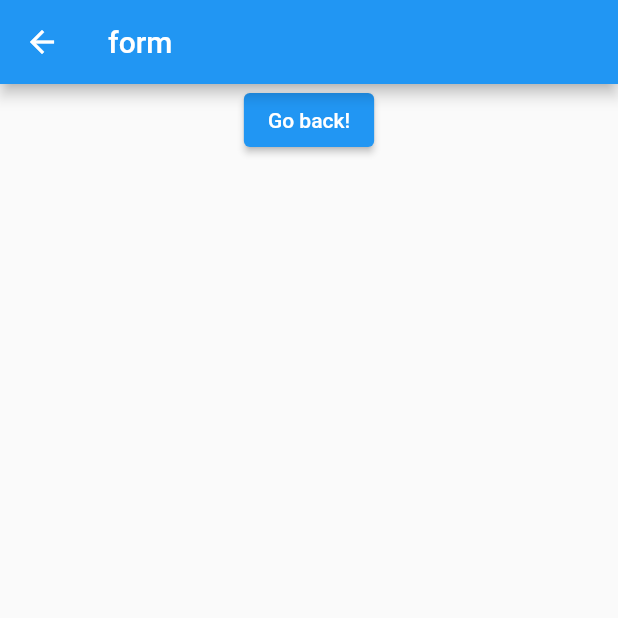
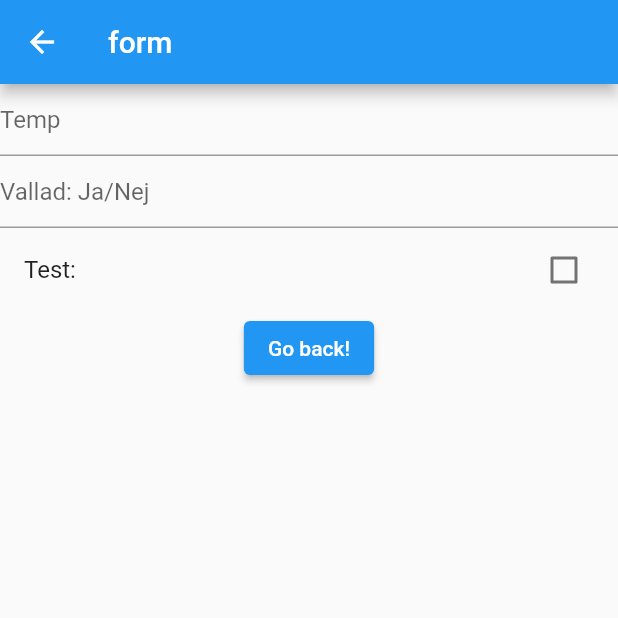
Before and after one commit to pontanVB/RunProof, a Flutter app: the FormPage screen opened directly, on a phone screen of 412 x 824 dp, the top half of it. Run offline on Flutter 3.47's test engine with Material 2 defaults, Android fonts, the light colour scheme and no system bars; our stand-ins replace firebase_auth, firebase_core, firebase_database; accounts and stored records are empty.

Commit message:
form page checkmark test

```diff
--- a/runproof/lib/pages/form_page.dart
+++ b/runproof/lib/pages/form_page.dart
@@ -1,9 +1,18 @@
+// ignore_for_file: prefer_const_constructors
+
 import 'package:flutter/material.dart';
 import 'package:flutter/src/widgets/framework.dart';
 import 'package:flutter/src/widgets/placeholder.dart';
 
-class FormPage extends StatelessWidget {
-  const FormPage({super.key});
+class FormPage extends StatefulWidget {
+  @override
+  _FormPageState createState() => _FormPageState();
+}
+
+
+class _FormPageState extends State<FormPage> {
+
+  bool _value = false;
 
   @override
   Widget build(BuildContext context) {
@@ -11,6 +20,31 @@ class FormPage extends StatelessWidget {
       appBar: AppBar(title: Text("form")),
       body: Column(
         children: [
+          Center(
+            child: TextField(
+            decoration: InputDecoration(hintText: "Temp"),
+            ),
+          ),
+
+          Center( //TEMP
+            child: TextField(
+              decoration: InputDecoration(hintText: "Vallad: Ja/Nej"),
+            ),
+          ),
+
+          Align(
+            alignment: Alignment.centerLeft,
+            child: Container(
+              child: CheckboxListTile(
+                title: const Text("Test: "),
+                autofocus: false,
+                selected: _value,
+                value: _value,
+                onChanged: (bool? value){},
+              ),
+            ),
+          ),
+
           Center(
             child: ElevatedButton(
               onPressed: () {
@@ -20,6 +54,7 @@ class FormPage extends StatelessWidget {
               child: const Text('Go back!'),
             ),
           ),
+
         ],
       ),
     );
```
